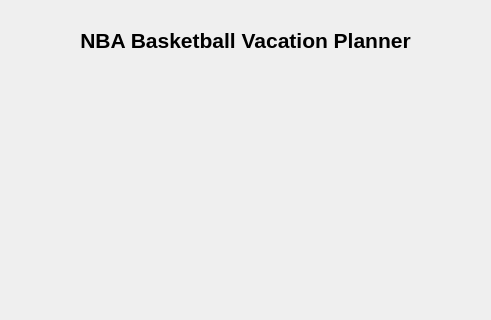
This is QT Project/mainwindow.ui in AaronGeesink/CS1D-Basketball-Project as Qt 5 draws it before an edit; both pictures show x 355 to 846 and y 0 to 320 of the 1200 by 800 pixel window. The edited form follows.
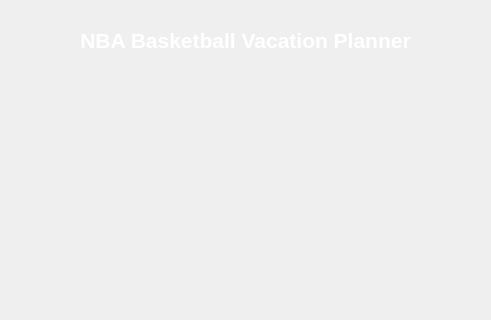
This is the edited form.

Patch:
```diff
--- a/QT Project/mainwindow.ui
+++ b/QT Project/mainwindow.ui
@@ -254,6 +254,9 @@
       <property name="acceptDrops">
        <bool>false</bool>
       </property>
+      <property name="styleSheet">
+       <string notr="true">color: rgb(255, 255, 255);</string>
+      </property>
       <property name="text">
        <string>NBA Basketball Vacation Planner</string>
       </property>
```
